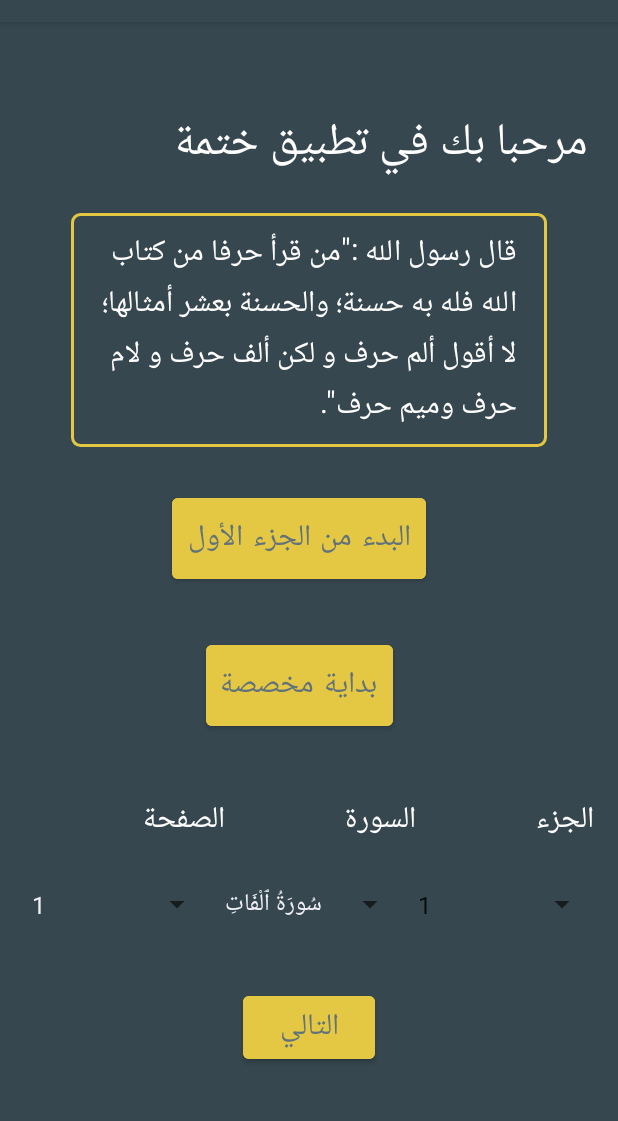
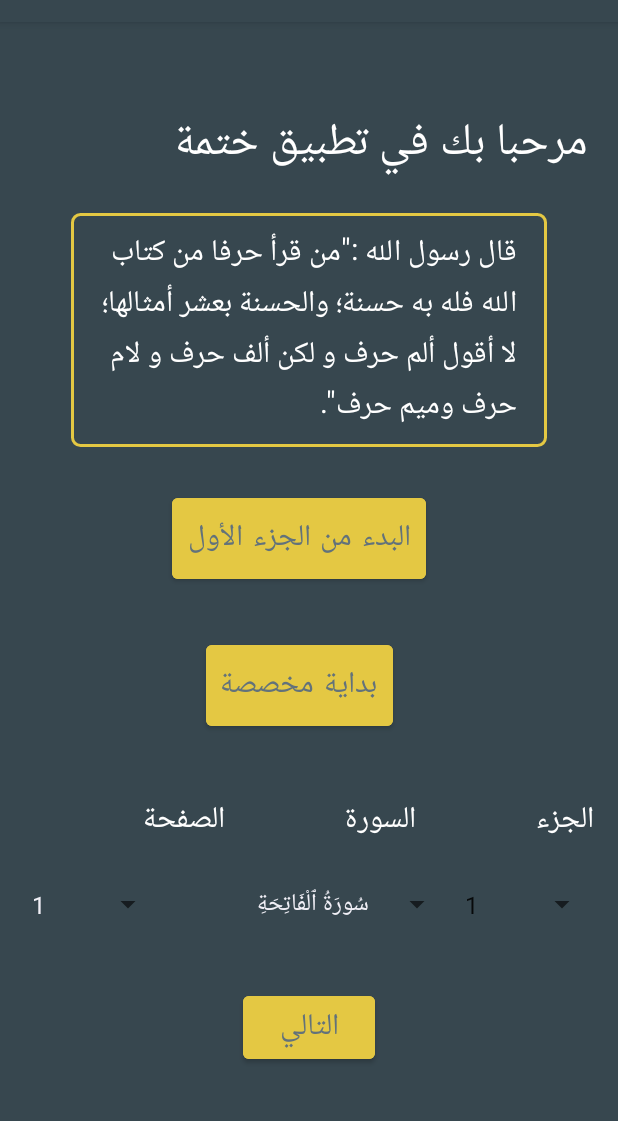
Before and after one commit to ebrahim5599/Khatmah, an Android app: the screen it shows after launch (StartActivity), after a tap on "بداية مخصصة", on a phone screen of 412 x 824 dp, the part 62-1183 px from its top. Run offline under Robolectric (Android 15) with nearby library versions, the phone set to English and light mode, and no system bars.

Commit message:
final edit

```diff
--- a/app/src/main/res/layout/activity_start.xml
+++ b/app/src/main/res/layout/activity_start.xml
@@ -136,19 +136,19 @@
 
                 <Spinner
                     android:id="@+id/الصفحة"
-                    android:layout_width="match_parent"
+                    android:layout_width="0dp"
                     android:layout_height="match_parent"
                     android:layout_weight="1" />
 
                 <Spinner
                     android:id="@+id/السورة"
-                    android:layout_width="match_parent"
+                    android:layout_width="0dp"
                     android:layout_height="match_parent"
-                    android:layout_weight="1" />
+                    android:layout_weight="2" />
 
                 <Spinner
                     android:id="@+id/الجزء"
-                    android:layout_width="match_parent"
+                    android:layout_width="0dp"
                     android:layout_height="match_parent"
                     android:layout_weight="1" />
             </LinearLayout>
```
Also changed, not shown: app/src/main/java/com/islamic/khatmah/MainActivity.java (+1 -8 lines), app/src/main/java/com/islamic/khatmah/free_reading/FreeReadingFragment.java (+15 -22 lines).
